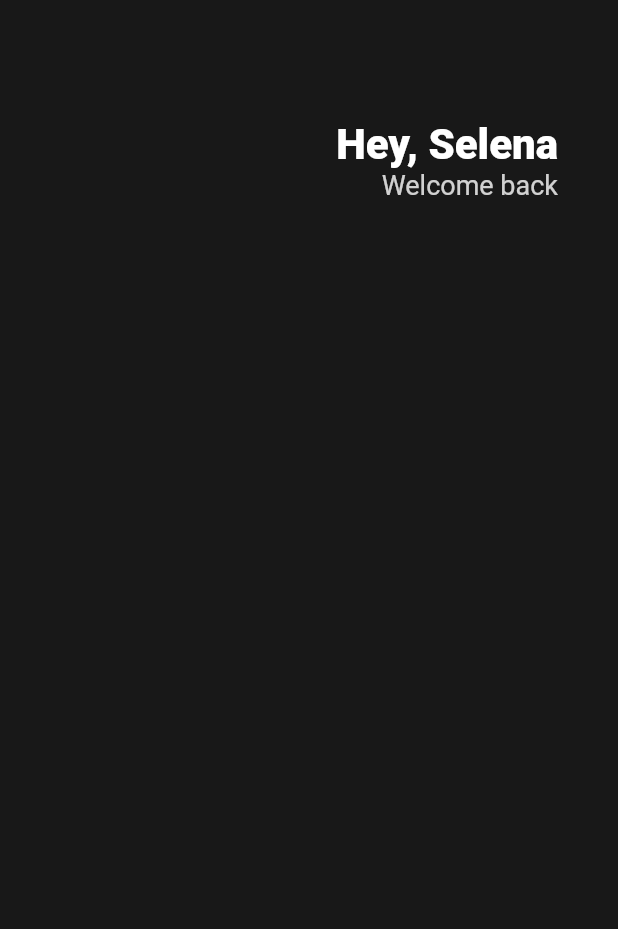
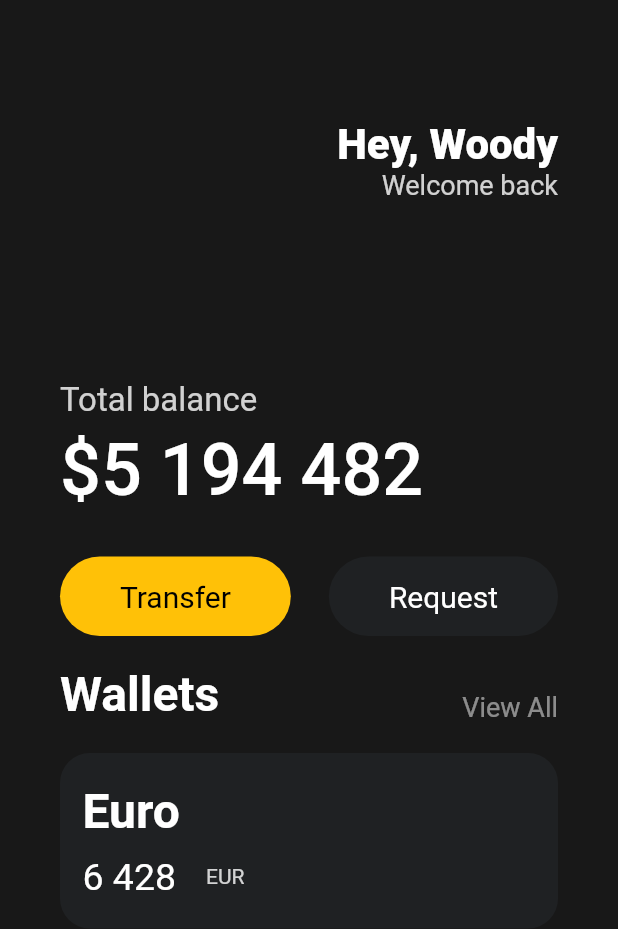
Before and after one commit to nzwgkim/MyWishDeposit, a Flutter app: the screen it shows after launch, on a phone screen of 412 x 824 dp. Shown: the top 929 px of the screen. Run offline on Flutter 3.47's test engine with Material 2 defaults, Android fonts, the phone set to English and light mode, and no system bars.

Commit message:
On going body contents

```diff
--- a/lib/main.dart
+++ b/lib/main.dart
@@ -1,4 +1,5 @@
 import 'package:flutter/material.dart';
+import 'package:toonflix/widget/button.dart';
 
 void main() {
   runApp(const WebtoonApp());
@@ -11,12 +12,13 @@ class WebtoonApp extends StatelessWidget {
   Widget build(BuildContext context) {
     return MaterialApp(
       home: Scaffold(
-        backgroundColor: Color(0xff181818),
+        backgroundColor: const Color(0xff181818),
         body: Padding(
           padding: const EdgeInsets.symmetric(horizontal: 40),
           child: Column(
+            crossAxisAlignment: CrossAxisAlignment.start,
             children: [
-              SizedBox(
+              const SizedBox(
                 height: 80,
               ),
               Row(
@@ -25,8 +27,8 @@ class WebtoonApp extends StatelessWidget {
                   Column(
                     crossAxisAlignment: CrossAxisAlignment.end,
                     children: [
-                      Text(
-                        "Hey, Selena",
+                      const Text(
+                        "Hey, Woody",
                         style: TextStyle(
                             color: Colors.white,
                             fontSize: 28,
@@ -40,7 +42,115 @@ class WebtoonApp extends StatelessWidget {
                     ],
                   )
                 ],
-              )
+              ),
+              const SizedBox(
+                height: 120,
+              ),
+              Text(
+                'Total balance',
+                style: TextStyle(
+                  fontSize: 22,
+                  color: Colors.white.withOpacity(0.8),
+                ),
+              ),
+              const SizedBox(
+                height: 5,
+              ),
+              const Text(
+                '\$5 194 482',
+                style: TextStyle(
+                  fontSize: 48,
+                  fontWeight: FontWeight.w500,
+                  color: Colors.white,
+                ),
+              ),
+              const SizedBox(
+                height: 30,
+              ),
+              Row(
+                mainAxisAlignment: MainAxisAlignment.spaceBetween,
+                children: const [
+                  Button(
+                      text: 'Transfer',
+                      bgColor: Colors.amber,
+                      textColor: Colors.black),
+                  Button(
+                      text: 'Request',
+                      bgColor: Color(0xff1f2123),
+                      textColor: Colors.white)
+                ],
+              ),
+              const SizedBox(
+                height: 20,
+              ),
+              Row(
+                mainAxisAlignment: MainAxisAlignment.spaceBetween,
+                crossAxisAlignment: CrossAxisAlignment.end,
+                children: [
+                  const Text(
+                    "Wallets",
+                    style: TextStyle(
+                      color: Colors.white,
+                      fontSize: 32,
+                      fontWeight: FontWeight.w600,
+                    ),
+                  ),
+                  Text(
+                    "View All",
+                    style: TextStyle(
+                      color: Colors.white.withOpacity(0.5),
+                      fontSize: 18,
+                    ),
+                  ),
+                ],
+              ),
+              const SizedBox(
+                height: 20,
+              ),
+              Container(
+                decoration: BoxDecoration(
+                  color: const Color(0xff1f2123),
+                  borderRadius: BorderRadius.circular(20),
+                ),
+                padding:
+                    const EdgeInsets.symmetric(horizontal: 15, vertical: 20),
+                child: Row(
+                  children: [
+                    Column(
+                      crossAxisAlignment: CrossAxisAlignment.start,
+                      children: [
+                        const Text(
+                          'Euro',
+                          style: TextStyle(
+                              fontSize: 32,
+                              color: Colors.white,
+                              fontWeight: FontWeight.w600),
+                        ),
+                        const SizedBox(height: 10),
+                        Row(
+                          children: [
+                            const Text(
+                              '6 428',
+                              style: TextStyle(
+                                fontSize: 25,
+                                color: Colors.white,
+                              ),
+                            ),
+                            const SizedBox(
+                              width: 20,
+                            ),
+                            Text(
+                              'EUR',
+                              style: TextStyle(
+                                  color: Colors.white.withOpacity(0.8)),
+                            ),
+                          ],
+                        ),
+                      ],
+                    )
+                  ],
+                ),
+              ),
             ],
           ),
         ),
```
